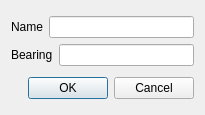
zsteva/backup-minos2, file mqt/MqtBase/rotpresetdialog.ui: the form before one commit.
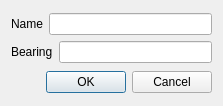
The form after the commit.

Commit message: fix problems with rotpresetdialog ui file

```diff
--- a/mqt/MqtBase/rotpresetdialog.ui
+++ b/mqt/MqtBase/rotpresetdialog.ui
@@ -6,8 +6,8 @@
    <rect>
     <x>0</x>
     <y>0</y>
-    <width>205</width>
-    <height>115</height>
+    <width>223</width>
+    <height>106</height>
    </rect>
   </property>
   <property name="windowTitle">
```
Left out of the diff: 12 changed lines with no effect on the pictures. The commit also changes 1 other file.
